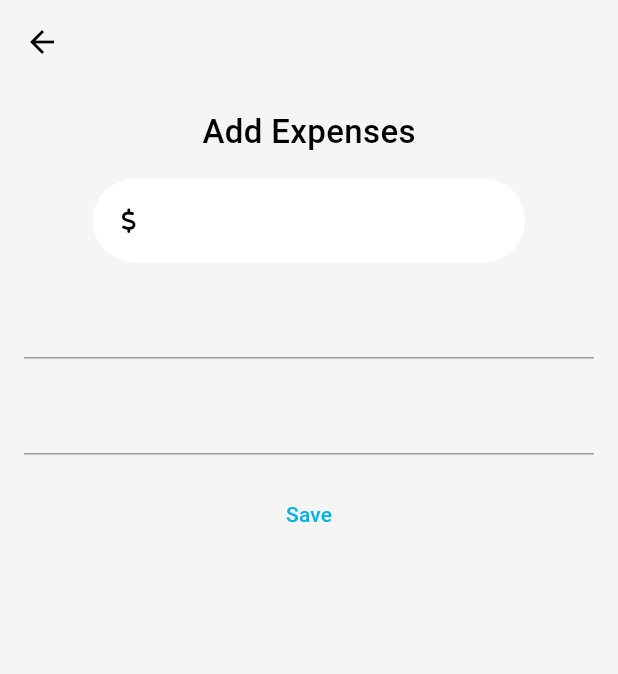
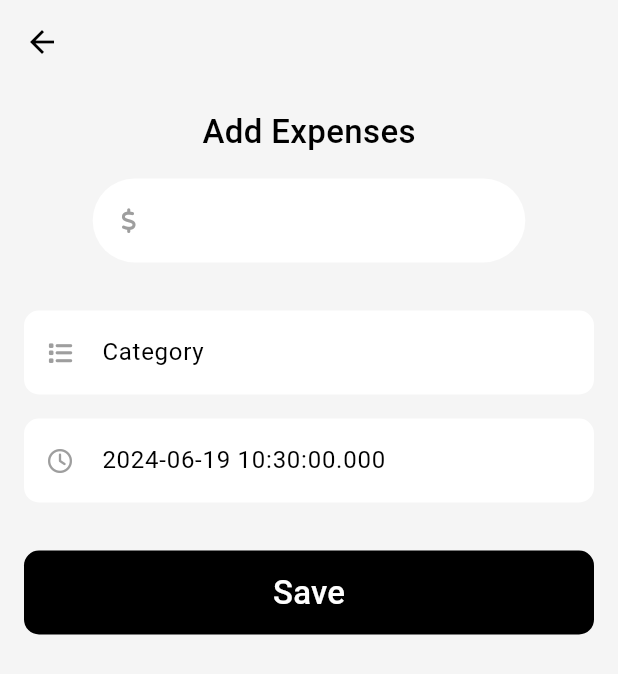
Before and after one commit to Boamah-Powers/flutter-apps, a Flutter app: the AddExpense screen opened directly, on a phone screen of 412 x 824 dp. Shown: the top 674 px of the screen. Run offline on Flutter 3.47's test engine with Material 3 defaults, Android fonts, the phone set to English and light mode, and no system bars; our stand-ins replace bloc, cloud_firestore, equatable, firebase_auth, firebase_core, fl_chart and 1 more; accounts and stored records are empty.

Commit message:
add expense page

```diff
--- a/expense_tracker/lib/screens/add_expense/views/add_expense.dart
+++ b/expense_tracker/lib/screens/add_expense/views/add_expense.dart
@@ -2,8 +2,23 @@ import 'package:flutter/cupertino.dart';
 import 'package:flutter/material.dart';
 import 'package:font_awesome_flutter/font_awesome_flutter.dart';
 
-class AddExpense extends StatelessWidget {
+class AddExpense extends StatefulWidget {
   const AddExpense({super.key});
+
+  @override
+  State<AddExpense> createState() => _AddExpenseState();
+}
+
+class _AddExpenseState extends State<AddExpense> {
+  TextEditingController expenseController = TextEditingController();
+  TextEditingController categoryController = TextEditingController();
+  TextEditingController dateController = TextEditingController();
+
+  @override
+  void initState() {
+    dateController.text = DateTime.now().toString();
+    super.initState();
+  }
 
   @override
   Widget build(BuildContext context) {
@@ -19,22 +34,27 @@ class AddExpense extends StatelessWidget {
           child: Column(
             crossAxisAlignment: CrossAxisAlignment.center,
             children: [
-              const Text(
-                'Add Expenses',
-                style: TextStyle(
-                  fontSize: 22,
-                  fontWeight: FontWeight.w500,
-                )
+              const Text('Add Expenses',
+                  style: TextStyle(
+                    fontSize: 22,
+                    fontWeight: FontWeight.w500,
+                  )),
+              const SizedBox(
+                height: 16.0,
               ),
-              const SizedBox(height: 16.0,),
               SizedBox(
                 width: MediaQuery.of(context).size.width * 0.7,
                 child: TextFormField(
+                  controller: expenseController,
                   textAlignVertical: TextAlignVertical.center,
                   decoration: InputDecoration(
                     filled: true,
                     fillColor: Colors.white,
-                    prefixIcon: const Icon(FontAwesomeIcons.dollarSign, size: 16.0,),
+                    prefixIcon: const Icon(
+                      FontAwesomeIcons.dollarSign,
+                      size: 16.0,
+                      color: Colors.grey,
+                    ),
                     border: OutlineInputBorder(
                       borderRadius: BorderRadius.circular(30),
                       borderSide: BorderSide.none,
@@ -42,18 +62,75 @@ class AddExpense extends StatelessWidget {
                   ),
                 ),
               ),
-              const SizedBox(height: 16.0,),
-              TextFormField(),
-              const SizedBox(height: 16.0,),
-              TextFormField(),
-              const SizedBox(height: 16.0,),
-              TextButton(
-                onPressed: () {
-
+              const SizedBox(
+                height: 32.0,
+              ),
+              TextFormField(
+                controller: categoryController,
+                textAlignVertical: TextAlignVertical.center,
+                decoration: InputDecoration(
+                  filled: true,
+                  fillColor: Colors.white,
+                  prefixIcon: const Icon(
+                    FontAwesomeIcons.list,
+                    size: 16.0,
+                    color: Colors.grey,
+                  ),
+                  hintText: 'Category',
+                  border: OutlineInputBorder(
+                    borderRadius: BorderRadius.circular(10),
+                    borderSide: BorderSide.none,
+                  ),
+                ),
+              ),
+              const SizedBox(
+                height: 16.0,
+              ),
+              TextFormField(
+                controller: dateController,
+                textAlignVertical: TextAlignVertical.center,
+                readOnly: true,
+                onTap: () {
+                  showDatePicker(
+                      context: context,
+                      initialDate: DateTime.now(),
+                      firstDate: DateTime.now().subtract(Duration(days: 1000)),
+                      lastDate: DateTime.now().add(Duration(days: 1000)));
                 },
-                child: const Text(
-                  'Save',
-                )
+                decoration: InputDecoration(
+                  filled: true,
+                  fillColor: Colors.white,
+                  prefixIcon: const Icon(
+                    FontAwesomeIcons.clock,
+                    size: 16.0,
+                    color: Colors.grey,
+                  ),
+                  hintText: 'Date',
+                  border: OutlineInputBorder(
+                    borderRadius: BorderRadius.circular(10),
+                    borderSide: BorderSide.none,
+                  ),
+                ),
+              ),
+              const SizedBox(
+                height: 32.0,
+              ),
+              SizedBox(
+                width: double.infinity,
+                height: kToolbarHeight,
+                child: TextButton(
+                    onPressed: () {},
+                    style: TextButton.styleFrom(
+                        backgroundColor: Colors.black,
+                        shape: RoundedRectangleBorder(
+                            borderRadius: BorderRadius.circular(10))),
+                    child: const Text(
+                      'Save',
+                      style: TextStyle(
+                        fontSize: 22,
+                        color: Colors.white,
+                      ),
+                    )),
               )
             ],
           ),
--- a/expense_tracker/pubspec.yaml
+++ b/expense_tracker/pubspec.yaml
@@ -12,6 +12,7 @@ dependencies:
   cupertino_icons: ^1.0.8
   font_awesome_flutter: ^10.7.0
   fl_chart: ^0.68.0
+  intl: ^0.19.0
 
 dev_dependencies:
   flutter_test:
```
Also changed, not shown: expense_tracker/pubspec.lock.
